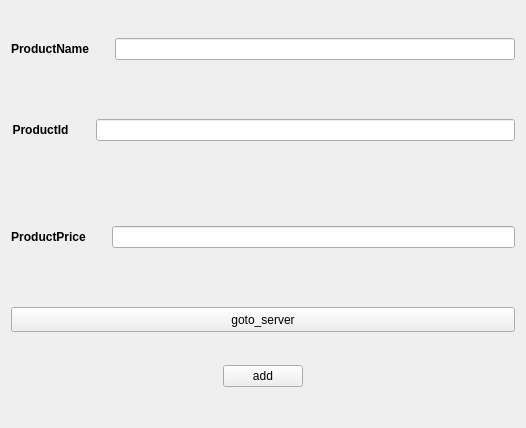
Qt form productUI.ui (didwnsgur999/Trpg_Table) before a commit.
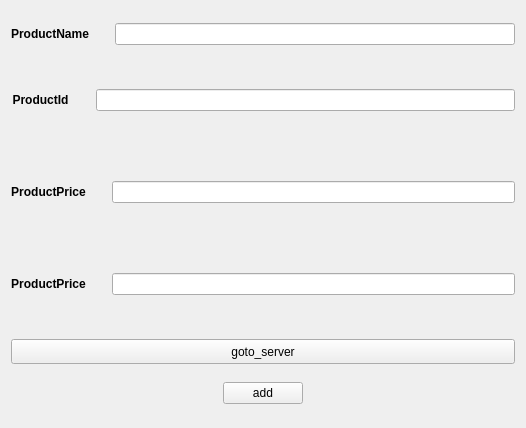
The same form after that commit.

What changed in the file:
```diff
--- a/productUI.ui
+++ b/productUI.ui
@@ -152,6 +152,56 @@
      </item>
     </layout>
    </item>
+   <item>
+    <layout class="QHBoxLayout" name="horizontalLayout_6">
+     <item>
+      <widget class="QLabel" name="ProductPrice_2">
+       <property name="sizePolicy">
+        <sizepolicy hsizetype="Maximum" vsizetype="Fixed">
+         <horstretch>0</horstretch>
+         <verstretch>0</verstretch>
+        </sizepolicy>
+       </property>
+       <property name="minimumSize">
+        <size>
+         <width>59</width>
+         <height>74</height>
+        </size>
+       </property>
+       <property name="font">
+        <font>
+         <bold>true</bold>
+        </font>
+       </property>
+       <property name="text">
+        <string>ProductPrice</string>
+       </property>
+       <property name="alignment">
+        <set>Qt::AlignmentFlag::AlignCenter</set>
+       </property>
+      </widget>
+     </item>
+     <item>
+      <spacer name="horizontalSpacer_6">
+       <property name="orientation">
+        <enum>Qt::Orientation::Horizontal</enum>
+       </property>
+       <property name="sizeType">
+        <enum>QSizePolicy::Policy::Fixed</enum>
+       </property>
+       <property name="sizeHint" stdset="0">
+        <size>
+         <width>20</width>
+         <height>20</height>
+        </size>
+       </property>
+      </spacer>
+     </item>
+     <item>
+      <widget class="QLineEdit" name="ProductCntEdit"/>
+     </item>
+    </layout>
+   </item>
    <item>
     <layout class="QHBoxLayout" name="horizontalLayout_5">
      <item>
```
